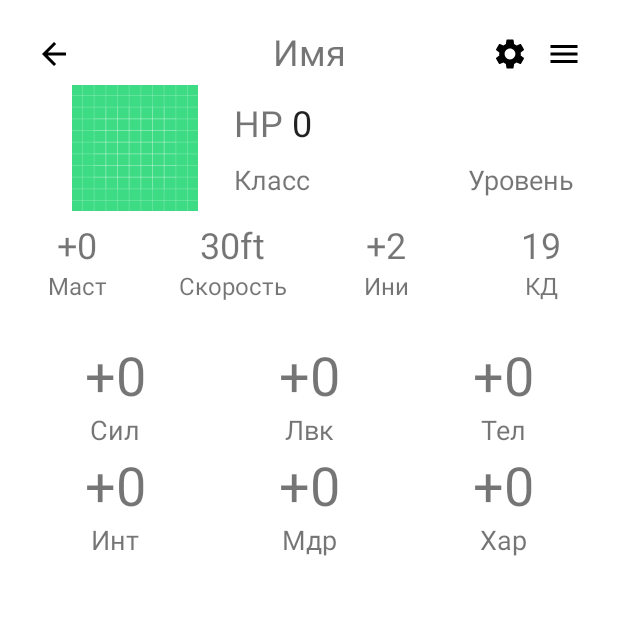
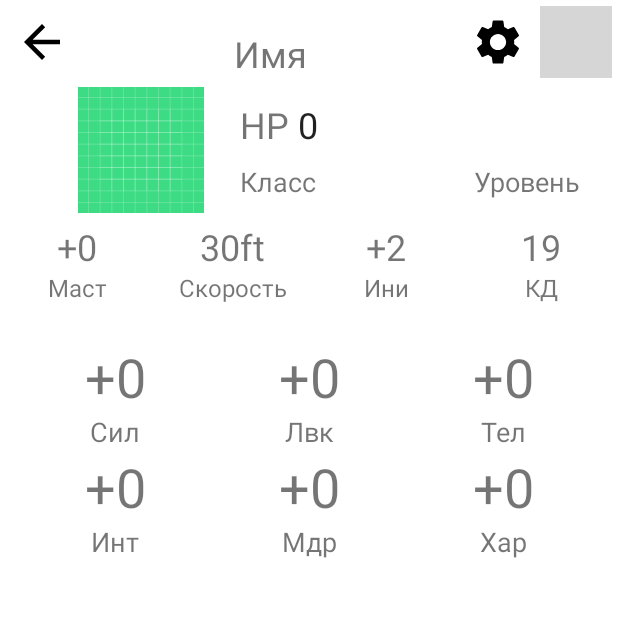
Before and after one commit to AndreiIurko/DnD, an Android app: the CharacterMainFragment screen opened through its navigation route, on a phone screen of 412 x 824 dp, the top half of it. Run offline under Robolectric (Android 15) with nearby library versions, the phone set to English and light mode, and no system bars; our stand-ins replace Dagger/Hilt's generated code; libraries missing offline, so code that uses them is left out: by.kirich1409.viewbindingdelegate, dev.chrisbanes.insetter; 24 statements that could not run were skipped; grey boxes are pictures that could not be loaded.

Commit message:
some fixes and formatting

```diff
--- a/app/src/main/java/com/andreyyurko/dnd/utils/UI_utils.kt
+++ b/app/src/main/java/com/andreyyurko/dnd/utils/UI_utils.kt
@@ -16,8 +16,8 @@
                 fadeOut.start()
             }
             MotionEvent.ACTION_UP -> {
-                if (!(event.x > view.x && event.y > view.y && event.x < view.x + view.width && event.y < view.y + view.height)) {
-                    val fadeIn = ObjectAnimator.ofFloat(view, "alpha", view.alpha, 1f)
+                if (!(event.x > 0 && event.y > 0 && event.x < v.width && event.y < v.height)) {
+                    val fadeIn = ObjectAnimator.ofFloat(v, "alpha", v.alpha, 1f)
                     fadeIn.duration = 100
                     fadeIn.start()
                     return@setOnTouchListener true
--- /dev/null
+++ b/app/src/main/res/drawable/ic_baseline_add_24.xml
@@ -0,0 +1,5 @@
+<vector android:height="24dp" android:tint="#000000"
+    android:viewportHeight="24" android:viewportWidth="24"
+    android:width="24dp" xmlns:android="http://schemas.android.com/apk/res/android">
+    <path android:fillColor="@android:color/white" android:pathData="M19,13h-6v6h-2v-6H5v-2h6V5h2v6h6v2z"/>
+</vector>
--- /dev/null
+++ b/app/src/main/res/drawable/ic_baseline_arrow_back_36.xml
@@ -0,0 +1,5 @@
+<vector android:autoMirrored="true" android:height="36dp"
+    android:tint="#000000" android:viewportHeight="24"
+    android:viewportWidth="24" android:width="36dp" xmlns:android="http://schemas.android.com/apk/res/android">
+    <path android:fillColor="@android:color/white" android:pathData="M20,11H7.83l5.59,-5.59L12,4l-8,8 8,8 1.41,-1.41L7.83,13H20v-2z"/>
+</vector>
--- /dev/null
+++ b/app/src/main/res/drawable/ic_baseline_settings_36.xml
@@ -0,0 +1,5 @@
+<vector android:height="36dp" android:tint="#000000"
+    android:viewportHeight="24" android:viewportWidth="24"
+    android:width="36dp" xmlns:android="http://schemas.android.com/apk/res/android">
+    <path android:fillColor="@android:color/white" android:pathData="M19.14,12.94c0.04,-0.3 0.06,-0.61 0.06,-0.94c0,-0.32 -0.02,-0.64 -0.07,-0.94l2.03,-1.58c0.18,-0.14 0.23,-0.41 0.12,-0.61l-1.92,-3.32c-0.12,-0.22 -0.37,-0.29 -0.59,-0.22l-2.39,0.96c-0.5,-0.38 -1.03,-0.7 -1.62,-0.94L14.4,2.81c-0.04,-0.24 -0.24,-0.41 -0.48,-0.41h-3.84c-0.24,0 -0.43,0.17 -0.47,0.41L9.25,5.35C8.66,5.59 8.12,5.92 7.63,6.29L5.24,5.33c-0.22,-0.08 -0.47,0 -0.59,0.22L2.74,8.87C2.62,9.08 2.66,9.34 2.86,9.48l2.03,1.58C4.84,11.36 4.8,11.69 4.8,12s0.02,0.64 0.07,0.94l-2.03,1.58c-0.18,0.14 -0.23,0.41 -0.12,0.61l1.92,3.32c0.12,0.22 0.37,0.29 0.59,0.22l2.39,-0.96c0.5,0.38 1.03,0.7 1.62,0.94l0.36,2.54c0.05,0.24 0.24,0.41 0.48,0.41h3.84c0.24,0 0.44,-0.17 0.47,-0.41l0.36,-2.54c0.59,-0.24 1.13,-0.56 1.62,-0.94l2.39,0.96c0.22,0.08 0.47,0 0.59,-0.22l1.92,-3.32c0.12,-0.22 0.07,-0.47 -0.12,-0.61L19.14,12.94zM12,15.6c-1.98,0 -3.6,-1.62 -3.6,-3.6s1.62,-3.6 3.6,-3.6s3.6,1.62 3.6,3.6S13.98,15.6 12,15.6z"/>
+</vector>
--- a/app/src/main/res/layout/fragment_character_main.xml
+++ b/app/src/main/res/layout/fragment_character_main.xml
@@ -1,188 +1,178 @@
 <?xml version="1.0" encoding="utf-8"?>
-<androidx.constraintlayout.widget.ConstraintLayout
+<androidx.constraintlayout.widget.ConstraintLayout xmlns:android="http://schemas.android.com/apk/res/android"
+    xmlns:app="http://schemas.android.com/apk/res-auto"
+    xmlns:tools="http://schemas.android.com/tools"
     android:id="@+id/mainContainer"
-        xmlns:android="http://schemas.android.com/apk/res/android"
     android:layout_width="match_parent"
-        android:layout_height="match_parent"
-        xmlns:app="http://schemas.android.com/apk/res-auto">
+    android:layout_height="match_parent">
 
     <androidx.constraintlayout.widget.ConstraintLayout
         android:id="@+id/sharedInfoContainer"
         android:layout_width="match_parent"
         android:layout_height="wrap_content"
-            app:layout_constraintTop_toTopOf="parent"
         app:layout_constraintEnd_toEndOf="parent"
         app:layout_constraintStart_toStartOf="parent"
-    >
+        app:layout_constraintTop_toTopOf="parent">
+
         <ImageButton
             android:id="@+id/arrowBackImageButton"
-                android:layout_width="wrap_content"
-                android:layout_height="wrap_content"
-                android:src="@drawable/ic_baseline_arrow_back_24"
-                android:background="@color/white"
-                app:layout_constraintTop_toTopOf="parent"
+            style="@style/Widget.DnD.ImageButton.Back"
             app:layout_constraintStart_toStartOf="parent"
-                android:layout_marginStart="24dp"
-                android:layout_marginTop="24dp"/>
+            app:layout_constraintTop_toTopOf="parent" />
 
         <TextView
             android:id="@+id/nameTextView"
             android:layout_width="wrap_content"
             android:layout_height="wrap_content"
-                app:layout_constraintTop_toTopOf="parent"
-                app:layout_constraintStart_toStartOf="parent"
-                app:layout_constraintEnd_toEndOf="parent"
+            android:layout_marginTop="18dp"
             android:text="Имя"
             android:textSize="24sp"
-                android:layout_marginTop="18dp"
-        />
+            app:layout_constraintBottom_toBottomOf="@id/arrowBackImageButton"
+            app:layout_constraintEnd_toStartOf="@id/settingsButton"
+            app:layout_constraintStart_toEndOf="@id/arrowBackImageButton" />
 
         <ImageButton
             android:id="@+id/menuButton"
-                android:layout_width="24dp"
-                android:layout_height="24dp"
-                app:layout_constraintTop_toTopOf="parent"
+            style="@style/Widget.DnD.ImageButton.Menu"
             app:layout_constraintEnd_toEndOf="parent"
-                android:layout_marginEnd="24dp"
-                android:layout_marginTop="24dp"
-                android:src="@drawable/ic_baseline_menu_24"
-                android:background="@color/white"/>
+            app:layout_constraintTop_toTopOf="parent" />
 
         <ImageButton
             android:id="@+id/settingsButton"
-                android:layout_width="24dp"
-                android:layout_height="24dp"
-                app:layout_constraintTop_toTopOf="parent"
+            style="@style/Widget.DnD.ImageButton.Settings"
             app:layout_constraintEnd_toStartOf="@id/menuButton"
-                android:layout_marginEnd="12dp"
-                android:layout_marginTop="24dp"
-                android:src="@drawable/ic_baseline_settings_24"
-                android:background="@color/white"/>
+            app:layout_constraintTop_toTopOf="parent" />
 
         <ImageView
             android:id="@+id/iconImageView"
             android:layout_width="84dp"
             android:layout_height="84dp"
+            android:layout_marginTop="6dp"
             android:src="@drawable/ic_launcher_background"
-                app:layout_constraintTop_toBottomOf="@id/nameTextView"
             app:layout_constraintStart_toEndOf="@id/arrowBackImageButton"
-                android:layout_marginTop="6dp"
-        />
+            app:layout_constraintTop_toBottomOf="@id/nameTextView" />
 
         <TextView
             android:id="@+id/hpTextView"
             android:layout_width="wrap_content"
             android:layout_height="wrap_content"
-                app:layout_constraintTop_toTopOf="@id/iconImageView"
+            android:layout_marginStart="24dp"
+            android:text="HP"
+            android:textSize="24sp"
+            app:layout_constraintBottom_toTopOf="@id/classTextView"
             app:layout_constraintStart_toEndOf="@id/iconImageView"
-                app:layout_constraintBottom_toTopOf="@id/classTextView"
-                android:layout_marginStart="24dp"
-                android:textSize="24sp"
-                android:text="HP"/>
+            app:layout_constraintTop_toTopOf="@id/iconImageView" />
 
         <EditText
             android:id="@+id/hpEditText"
             android:layout_width="wrap_content"
             android:layout_height="wrap_content"
-                app:layout_constraintTop_toTopOf="@id/hpTextView"
-                app:layout_constraintStart_toEndOf="@id/hpTextView"
             android:layout_marginStart="6dp"
+            android:background="@null"
             android:text="0"
             android:textSize="24sp"
-                android:background="@null"/>
+            app:layout_constraintStart_toEndOf="@id/hpTextView"
+            app:layout_constraintTop_toTopOf="@id/hpTextView" />
 
         <TextView
             android:id="@+id/classTextView"
             android:layout_width="wrap_content"
             android:layout_height="wrap_content"
-                app:layout_constraintTop_toBottomOf="@id/hpTextView"
+            android:text="Класс"
+            android:textSize="18sp"
+            app:layout_constraintBottom_toBottomOf="@id/iconImageView"
             app:layout_constraintStart_toStartOf="@id/hpTextView"
-                app:layout_constraintBottom_toBottomOf="@id/iconImageView"
-                android:textSize="18sp"
-                android:text="Класс"/>
+            app:layout_constraintTop_toBottomOf="@id/hpTextView" />
 
         <TextView
             android:id="@+id/levelTextView"
             android:layout_width="wrap_content"
             android:layout_height="wrap_content"
-                app:layout_constraintTop_toBottomOf="@id/hpTextView"
+            android:layout_marginStart="156dp"
+            android:text="Уровень"
+            android:textSize="18sp"
+            app:layout_constraintBottom_toBottomOf="@id/iconImageView"
             app:layout_constraintStart_toStartOf="@id/hpTextView"
-                android:layout_marginStart="156dp"
-                app:layout_constraintBottom_toBottomOf="@id/iconImageView"
-                android:textSize="18sp"
-                android:text="Уровень"/>
+            app:layout_constraintTop_toBottomOf="@id/hpTextView" />
 
         <GridLayout
             android:id="@+id/topGridLayout"
             android:layout_width="match_parent"
             android:layout_height="wrap_content"
+            android:layout_marginTop="6dp"
             android:columnCount="4"
             android:rowCount="2"
-                app:layout_constraintTop_toBottomOf="@id/iconImageView"
+            app:layout_constraintEnd_toEndOf="parent"
             app:layout_constraintStart_toStartOf="parent"
-                app:layout_constraintEnd_toEndOf="parent"
-                android:layout_marginTop="6dp">
+            app:layout_constraintTop_toBottomOf="@id/iconImageView">
+
             <TextView
                 android:id="@+id/proficiencyTextView"
                 android:layout_width="0dp"
                 android:layout_height="wrap_content"
                 android:layout_columnWeight="1"
                 android:gravity="center"
-                    android:textSize="24sp"
                 android:text="+0"
-            />
+                android:textSize="24sp" />
+
             <TextView
                 android:id="@+id/speedTextView"
                 android:layout_width="0dp"
                 android:layout_height="wrap_content"
                 android:layout_columnWeight="1"
                 android:gravity="center"
-                    android:textSize="24sp"
-                    android:text="30ft"/>
+                android:text="30ft"
+                android:textSize="24sp" />
+
             <TextView
                 android:id="@+id/initiativeTextView"
                 android:layout_width="0dp"
                 android:layout_height="wrap_content"
                 android:layout_columnWeight="1"
                 android:gravity="center"
-                    android:textSize="24sp"
-                    android:text="+2"/>
+                android:text="+2"
+                android:textSize="24sp" />
+
             <TextView
                 android:id="@+id/acTextView"
                 android:layout_width="0dp"
                 android:layout_height="wrap_content"
                 android:layout_columnWeight="1"
                 android:gravity="center"
-                    android:textSize="24sp"
-                    android:text="19"/>
+                android:text="19"
+                android:textSize="24sp" />
+
             <TextView
                 android:layout_width="0dp"
                 android:layout_height="wrap_content"
                 android:layout_columnWeight="1"
                 android:gravity="center"
-                    android:textSize="16sp"
-                    android:text="Маст"/>
+                android:text="Маст"
+                android:textSize="16sp" />
+
             <TextView
                 android:layout_width="0dp"
                 android:layout_height="wrap_content"
                 android:layout_columnWeight="1"
                 android:gravity="center"
-                    android:textSize="16sp"
-                    android:text="Скорость"/>
+                android:text="Скорость"
+                android:textSize="16sp" />
+
             <TextView
                 android:layout_width="0dp"
                 android:layout_height="wrap_content"
                 android:layout_columnWeight="1"
                 android:gravity="center"
-                    android:textSize="16sp"
-                    android:text="Ини"/>
+                android:text="Ини"
+                android:textSize="16sp" />
+
             <TextView
                 android:layout_width="0dp"
                 android:layout_height="wrap_content"
                 android:layout_columnWeight="1"
                 android:gravity="center"
-                    android:textSize="16sp"
-                    android:text="КД"/>
+                android:text="КД"
+                android:textSize="16sp" />
         </GridLayout>
 
     </androidx.constraintlayout.widget.ConstraintLayout>
@@ -193,17 +183,18 @@
         android:layout_width="0dp"
         android:layout_height="0dp"
         app:defaultNavHost="false"
+        app:layout_constraintBottom_toBottomOf="parent"
         app:layout_constraintEnd_toEndOf="parent"
         app:layout_constraintStart_toStartOf="parent"
         app:layout_constraintTop_toBottomOf="@id/sharedInfoContainer"
-            app:layout_constraintBottom_toBottomOf="parent"
-            app:navGraph="@navigation/character_nav_graph" />
+        app:navGraph="@navigation/character_nav_graph"
+        tools:layout="@layout/fragment_character_skills" />
 
     <View
         android:id="@+id/popUpBackground"
         android:layout_width="match_parent"
         android:layout_height="match_parent"
-            android:background="@color/black"
-            android:alpha="0"/>
+        android:alpha="0"
+        android:background="@color/black" />
 
 </androidx.constraintlayout.widget.ConstraintLayout>
--- /dev/null
+++ b/app/src/main/res/values/styles.xml
@@ -0,0 +1,32 @@
+<?xml version="1.0" encoding="utf-8"?>
+<resources>
+
+    <style name="Widget.DnD.ImageButton" parent="Widget.AppCompat.ImageButton">
+        <item name="android:layout_width">48dp</item>
+        <item name="android:layout_height">48dp</item>
+        <item name="android:layout_margin">4dp</item>
+        <item name="android:background">@color/white</item>
+
+    </style>
+
+    <style name="Widget.DnD.ImageButton.Back">
+        <item name="android:src">@drawable/ic_baseline_arrow_back_36</item>
+    </style>
+
+    <style name="Widget.DnD.ImageButton.Settings">
+        <item name="android:src">@drawable/ic_baseline_settings_36</item>
+    </style>
+
+    <style name="Widget.DnD.ImageButton.Menu">
+        <item name="android:src">@drawable/ic_baseline_menu_36</item>
+    </style>
+
+    <style name="Widget.DnD.ImageButton.Add">
+        <item name="android:src">@drawable/ic_baseline_add_36</item>
+    </style>
+
+    <style name="Widget.DnD.MenuButton" parent="Widget.AppCompat.Button">
+
+    </style>
+
+</resources>
```
Also changed, not shown: app/src/main/java/com/andreyyurko/dnd/ui/characterlist/CharacterListFragment.kt (+8 -0 lines), app/src/main/java/com/andreyyurko/dnd/ui/charactermain/CharacterMainFragment.kt (+13 -10 lines), app/src/main/java/com/andreyyurko/dnd/ui/spellslist/SpellsListFragment.kt (+13 -0 lines), app/src/main/res/layout/character_menu.xml (+67 -56 lines), app/src/main/res/layout/fragment_character_list.xml (+15 -29 lines), app/src/main/res/layout/fragment_character_skills.xml (+12 -13 lines), app/src/main/res/layout/fragment_spells_list.xml (+23 -23 lines), app/src/main/res/values/colors.xml (+7 -0 lines). Lines whose indentation alone changed are shown as unchanged.
